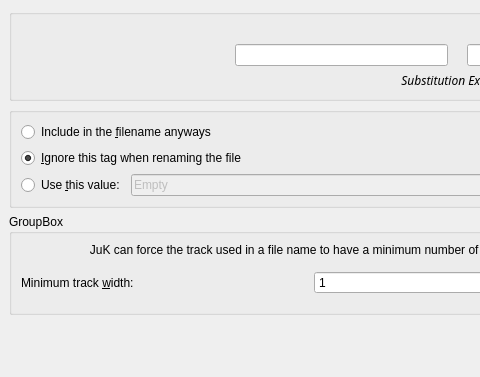
Qt form filerenameroptionsbase.ui (KDE/juk) before a commit; both pictures show x 0 to 480 and y 0 to 377 of the 915 by 377 pixel window.
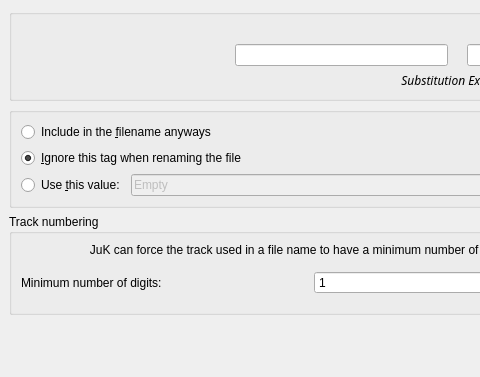
The same form after that commit.

Commit message: fixing nonsense/wrong string, string freeze break approved by aacid on kde-i18n-doc

```diff
--- a/filerenameroptionsbase.ui
+++ b/filerenameroptionsbase.ui
@@ -181,7 +181,7 @@
    <item>
     <widget class="QGroupBox" name="m_trackGroup">
      <property name="title">
-      <string>GroupBox</string>
+      <string>Track numbering</string>
      </property>
      <layout class="QVBoxLayout">
       <property name="spacing">
@@ -225,7 +225,7 @@
           <item>
            <widget class="QLabel" name="textLabel5">
             <property name="text">
-             <string>Minimum track &amp;width:</string>
+             <string>Minimum number of digits:</string>
             </property>
             <property name="buddy">
              <cstring>m_trackWidth</cstring>
```
